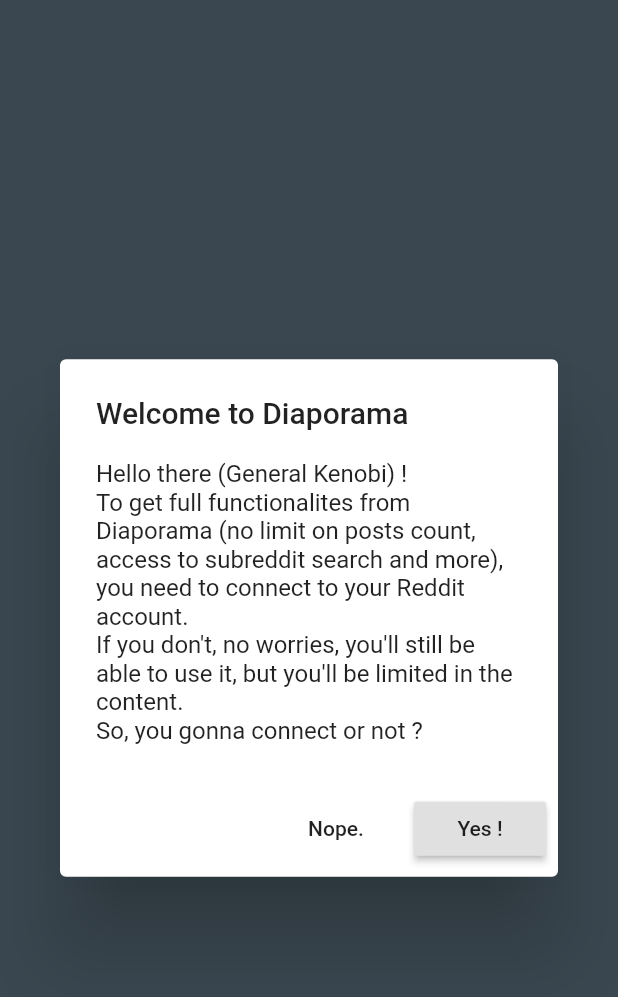
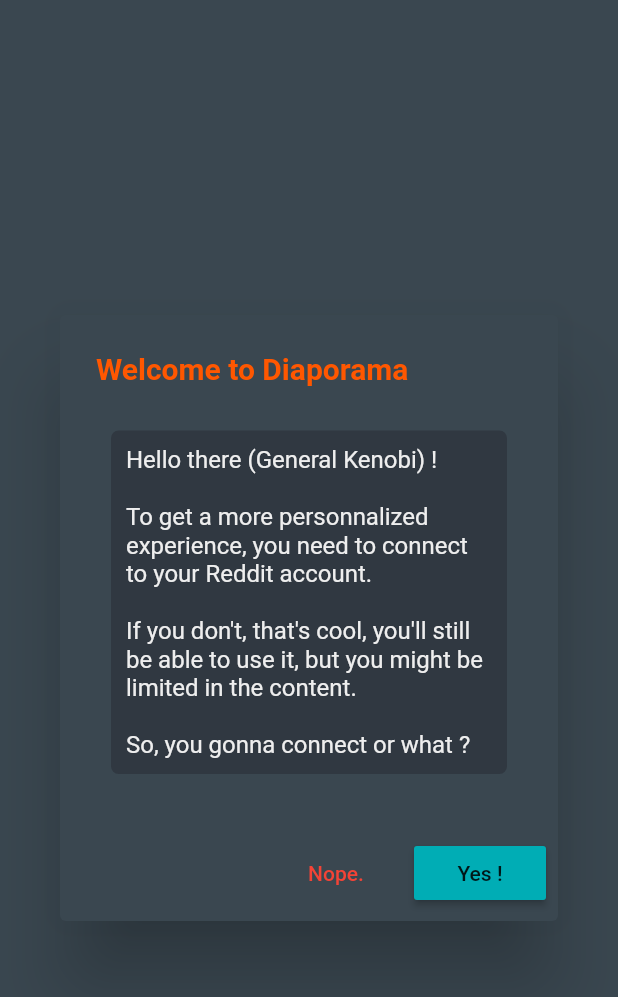
Before and after one commit to Gloumy/diaporama, a Flutter app: the FirstTimeModal widget shown alone on an empty page, opened directly, on a phone screen of 412 x 824 dp. Shown: the top 997 px of the screen. Run offline on Flutter 3.47's test engine with Material 2 defaults, Android fonts, the phone set to English and light mode, and no system bars; our stand-ins replace chewie, dio, flutter_markdown, flutter_typeahead, hive, hive_flutter and 4 more; missing offline and left inert: draw, video_provider; accounts and stored records are empty; generated files the repository leaves out were written again.

Commit message:
styling for first time modal

```diff
--- a/lib/widgets/first_time_modal.dart
+++ b/lib/widgets/first_time_modal.dart
@@ -1,3 +1,4 @@
+import 'package:diaporama/utils/colors.dart';
 import 'package:diaporama/utils/secrets.dart';
 import 'package:draw/draw.dart';
 import 'package:flutter/material.dart';
@@ -7,23 +8,52 @@ class FirstTimeModal extends StatelessWidget {
   @override
   Widget build(BuildContext context) {
     return AlertDialog(
-      title: Text("Welcome to Diaporama"),
-      content: Column(
+      title: Text(
+        "Welcome to Diaporama",
+        style: TextStyle(
+          color: redditOrange,
+          fontWeight: FontWeight.bold,
+        ),
+      ),
+      backgroundColor: mediumGreyColor,
+      content: Container(
+        padding: EdgeInsets.all(10),
+        margin: EdgeInsets.all(10),
+        decoration: BoxDecoration(
+          color: darkGreyColor,
+          borderRadius: BorderRadius.circular(5),
+        ),
+        child: Column(
           crossAxisAlignment: CrossAxisAlignment.start,
           mainAxisSize: MainAxisSize.min,
           children: <Widget>[
-          Text("Hello there (General Kenobi) !"),
             Text(
-              "To get full functionalites from Diaporama (no limit on posts count, access to subreddit search and more), you need to connect to your Reddit account."),
+              "Hello there (General Kenobi) ! \n",
+              style: TextStyle(color: lightGreyColor),
+            ),
             Text(
-              "If you don't, no worries, you'll still be able to use it, but you'll be limited in the content."),
-          Text("So, you gonna connect or not ?"),
+              "To get a more personnalized experience, you need to connect to your Reddit account. \n",
+              style: TextStyle(color: lightGreyColor),
+            ),
+            Text(
+              "If you don't, that's cool, you'll still be able to use it, but you might be limited in the content. \n",
+              style: TextStyle(color: lightGreyColor),
+            ),
+            Text(
+              "So, you gonna connect or what ?",
+              style: TextStyle(color: lightGreyColor),
+            ),
           ],
+        ),
       ),
       actions: <Widget>[
         FlatButton(
-            onPressed: () => Navigator.pop(context), child: Text("Nope.")),
+          onPressed: () => Navigator.pop(context),
+          child: Text("Nope."),
+          textColor: Colors.red,
+        ),
         RaisedButton(
+            color: blueColor,
             onPressed: () {
               Reddit reddit = Reddit.createInstalledFlowInstance(
                 clientId: redditSecret,
```
Lines whose indentation alone changed are shown as unchanged.
